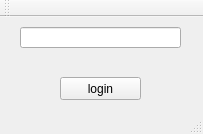
First picture: the form in shellusb/shellusbv0_2/mainwindow.ui, repository kuntae/shellusb, before the edit.
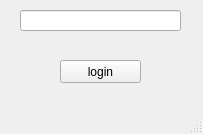
Second picture: the form after the edit.

What changed in the file:
```diff
--- a/shellusb/shellusbv0_2/mainwindow.ui
+++ b/shellusb/shellusbv0_2/mainwindow.ui
@@ -51,14 +51,6 @@
     </rect>
    </property>
   </widget>
-  <widget class="QToolBar" name="mainToolBar">
-   <attribute name="toolBarArea">
-    <enum>TopToolBarArea</enum>
-   </attribute>
-   <attribute name="toolBarBreak">
-    <bool>false</bool>
-   </attribute>
-  </widget>
   <widget class="QStatusBar" name="statusBar"/>
  </widget>
  <layoutdefault spacing="6" margin="11"/>
```
